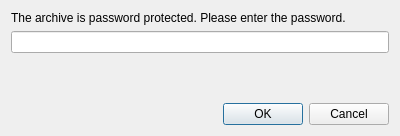
Before: the Qt Designer form PasswordDlg.ui in LubosD/fatrat-unpack, drawn with Qt 5.
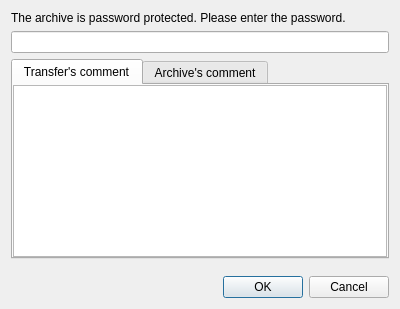
After: the same form once the commit is applied.

Commit message: Improved the password dialog

What changed in the file:
```diff
--- a/PasswordDlg.ui
+++ b/PasswordDlg.ui
@@ -6,13 +6,13 @@
     <x>0</x>
     <y>0</y>
     <width>400</width>
-    <height>136</height>
+    <height>309</height>
    </rect>
   </property>
   <property name="windowTitle" >
    <string>Password</string>
   </property>
-  <layout class="QGridLayout" name="gridLayout" >
+  <layout class="QGridLayout" name="gridLayout_3" >
    <item row="0" column="0" >
     <widget class="QLabel" name="label" >
      <property name="text" >
@@ -28,6 +28,61 @@
     </widget>
    </item>
    <item row="2" column="0" >
+    <widget class="QTabWidget" name="tabWidget" >
+     <property name="currentIndex" >
+      <number>0</number>
+     </property>
+     <widget class="QWidget" name="tab" >
+      <property name="geometry" >
+       <rect>
+        <x>0</x>
+        <y>0</y>
+        <width>378</width>
+        <height>168</height>
+       </rect>
+      </property>
+      <attribute name="title" >
+       <string>Transfer's comment</string>
+      </attribute>
+      <layout class="QGridLayout" name="gridLayout" >
+       <property name="margin" >
+        <number>0</number>
+       </property>
+       <property name="spacing" >
+        <number>0</number>
+       </property>
+       <item row="0" column="0" >
+        <widget class="QTextBrowser" name="textTransfer" />
+       </item>
+      </layout>
+     </widget>
+     <widget class="QWidget" name="tab_2" >
+      <property name="geometry" >
+       <rect>
+        <x>0</x>
+        <y>0</y>
+        <width>377</width>
+        <height>123</height>
+       </rect>
+      </property>
+      <attribute name="title" >
+       <string>Archive's comment</string>
+      </attribute>
+      <layout class="QGridLayout" name="gridLayout_2" >
+       <property name="margin" >
+        <number>0</number>
+       </property>
+       <property name="spacing" >
+        <number>0</number>
+       </property>
+       <item row="0" column="0" >
+        <widget class="QTextBrowser" name="textArchive" />
+       </item>
+      </layout>
+     </widget>
+    </widget>
+   </item>
+   <item row="3" column="0" >
     <spacer name="verticalSpacer" >
      <property name="orientation" >
       <enum>Qt::Vertical</enum>
@@ -40,7 +95,7 @@
      </property>
     </spacer>
    </item>
-   <item row="3" column="0" >
+   <item row="4" column="0" >
     <widget class="QDialogButtonBox" name="buttonBox" >
      <property name="orientation" >
       <enum>Qt::Horizontal</enum>
```
The commit also changes 4 other files.
